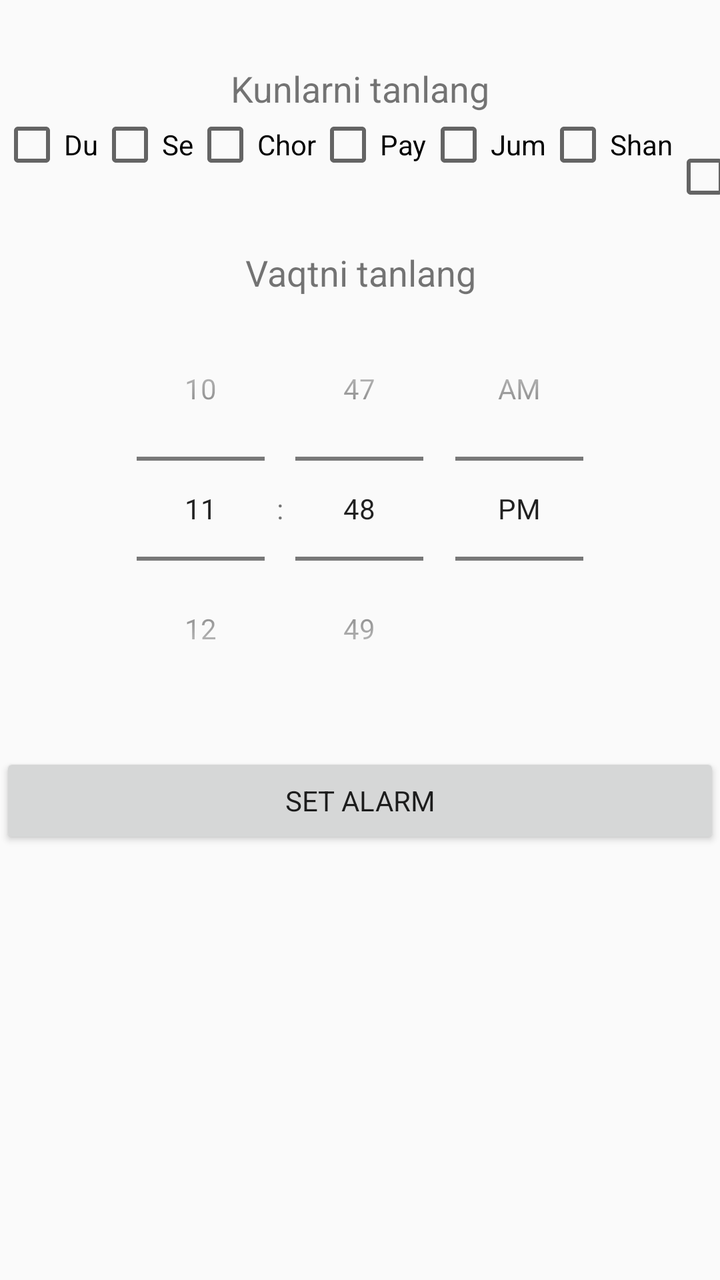
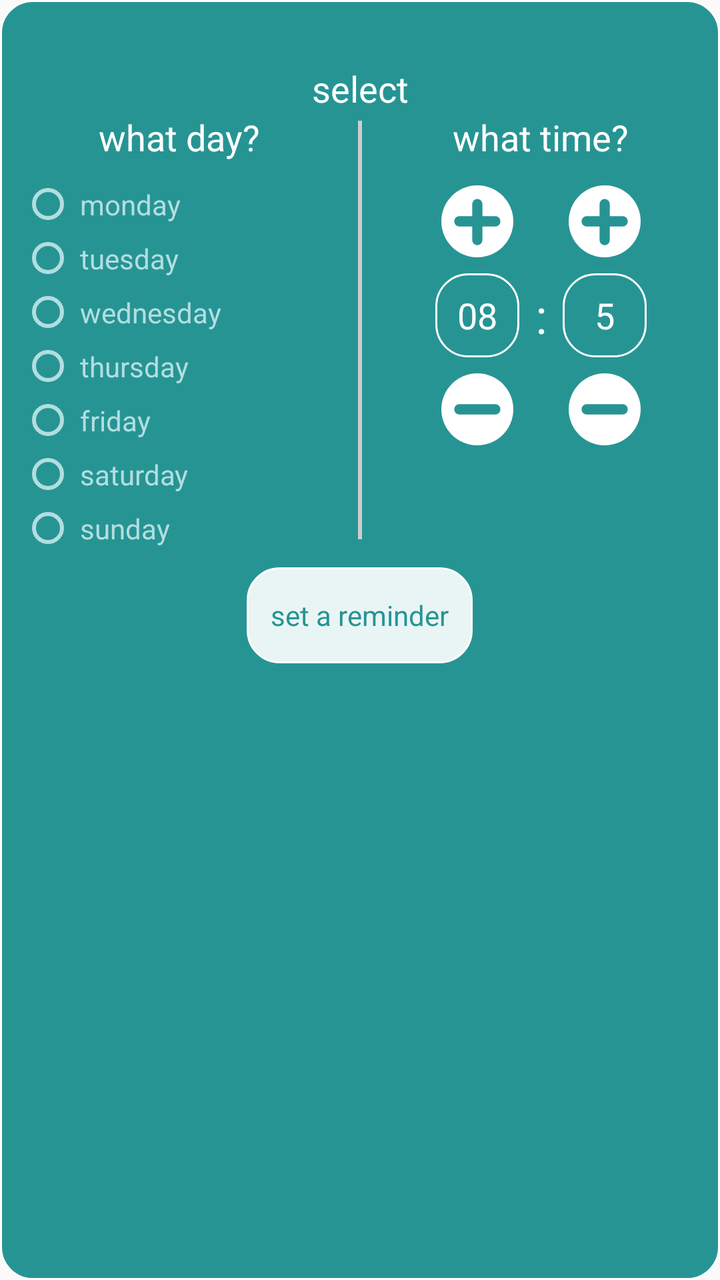

Two renders of the same Android screen: before a commit and after it. Below are the layout's source before the change and the commit's diff.
<!-- AndroidManifest.xml: application theme Theme.CheckEyesight -->
<!-- res/layout/custom_dialog_alarm.xml -->
<?xml version="1.0" encoding="utf-8"?>
<LinearLayout xmlns:android="http://schemas.android.com/apk/res/android"
    android:layout_width="match_parent"
    android:layout_height="match_parent"
    android:orientation="vertical">

    <TextView
        android:layout_width="match_parent"
        android:layout_height="wrap_content"
        android:layout_marginTop="32dp"
        android:gravity="center_horizontal"
        android:text="Kunlarni tanlang"
        android:textSize="18sp"

        />

    <LinearLayout
        android:layout_width="match_parent"
        android:layout_height="wrap_content"
        android:orientation="horizontal">

        <CheckBox
            android:id="@+id/checkbox_monday"
            android:layout_width="wrap_content"
            android:layout_height="wrap_content"
            android:text="Du" />

        <CheckBox
            android:id="@+id/checkbox_tuesday"
            android:layout_width="wrap_content"
            android:layout_height="wrap_content"
            android:text="Se" />

        <CheckBox
            android:id="@+id/checkbox_wednesday"
            android:layout_width="wrap_content"
            android:layout_height="wrap_content"
            android:text="Chor" />

        <CheckBox
            android:id="@+id/checkbox_thursday"
            android:layout_width="wrap_content"
            android:layout_height="wrap_content"
            android:text="Pay" />

        <CheckBox
            android:id="@+id/checkbox_friday"
            android:layout_width="wrap_content"
            android:layout_height="wrap_content"
            android:text="Jum" />

        <CheckBox
            android:id="@+id/checkbox_saturday"
            android:layout_width="wrap_content"
            android:layout_height="wrap_content"
            android:text="Shan" />

        <CheckBox
            android:id="@+id/checkbox_sunday"
            android:layout_width="wrap_content"
            android:layout_height="wrap_content"
            android:text="Yak" />


    </LinearLayout>

    <TextView
        android:layout_width="match_parent"
        android:layout_height="wrap_content"
        android:layout_marginTop="16dp"
        android:gravity="center_horizontal"
        android:text="Vaqtni tanlang"
        android:textSize="18sp"

        />

    <TimePicker
        android:id="@+id/time_picker"
        android:layout_width="wrap_content"
        android:layout_height="wrap_content"
        android:layout_gravity="center_horizontal"
        android:timePickerMode="spinner" />

    <Button
        android:id="@+id/btn_set_alarm"
        android:layout_width="match_parent"
        android:layout_height="wrap_content"
        android:layout_marginTop="16dp"
        android:text="set alarm" />

</LinearLayout>
<!-- resources referenced by this layout -->
<resources>
  <!-- unchanged entries left out for length: 3 -->
</resources>

<!-- the commit's change to res/layout/custom_dialog_alarm.xml (unified diff, before → after) -->
@@ -1,7 +1,9 @@
 <?xml version="1.0" encoding="utf-8"?>
 <LinearLayout xmlns:android="http://schemas.android.com/apk/res/android"
+    xmlns:app="http://schemas.android.com/apk/res-auto"
     android:layout_width="match_parent"
     android:layout_height="match_parent"
+    android:background="@drawable/btn_background_selected"
     android:orientation="vertical">
 
     <TextView
@@ -9,83 +11,293 @@
         android:layout_height="wrap_content"
         android:layout_marginTop="32dp"
         android:gravity="center_horizontal"
-        android:text="Kunlarni tanlang"
+        android:text="@string/select"
         android:textSize="18sp"
+        android:textColor="@color/white"
 
         />
 
     <LinearLayout
         android:layout_width="match_parent"
         android:layout_height="wrap_content"
-        android:orientation="horizontal">
-
-        <CheckBox
-            android:id="@+id/checkbox_monday"
-            android:layout_width="wrap_content"
+        android:weightSum="2"
+
+        >
+
+        <LinearLayout
+            android:layout_width="match_parent"
             android:layout_height="wrap_content"
-            android:text="Du" />
-
-        <CheckBox
-            android:id="@+id/checkbox_tuesday"
-            android:layout_width="wrap_content"
+            android:layout_weight="1"
+            android:orientation="vertical"
+            >
+            <TextView
+                android:layout_width="match_parent"
+                android:layout_height="wrap_content"
+                android:gravity="center_horizontal"
+                android:text="@string/which_day"
+                android:textColor="@color/white"
+                android:textSize="18sp"
+                android:layout_marginBottom="12dp"
+
+                />
+
+
+            <LinearLayout
+                android:layout_width="match_parent"
+                android:layout_height="wrap_content"
+                android:layout_marginStart="16dp"
+                android:layout_marginEnd="16dp"
+                android:orientation="vertical"
+
+                >
+
+                <CheckBox
+                    android:id="@+id/checkbox_monday"
+                    android:layout_width="wrap_content"
+                    android:layout_height="wrap_content"
+                    android:layout_marginBottom="8dp"
+                    android:button="@drawable/checkbox_circle"
+                    android:paddingStart="8dp"
+                    android:text="@string/monday"
+                    android:textSize="14sp"
+                    android:textColor="@drawable/checkbox_text_color"
+
+
+                    />
+
+                <CheckBox
+                    android:id="@+id/checkbox_tuesday"
+                    android:layout_width="wrap_content"
+                    android:layout_height="wrap_content"
+                    android:layout_marginBottom="8dp"
+                    android:button="@drawable/checkbox_circle"
+                    android:paddingStart="8dp"
+                    android:text="@string/tuesday"
+                    android:textSize="14sp"
+                    android:textColor="@drawable/checkbox_text_color"
+
+                    />
+
+                <CheckBox
+                    android:id="@+id/checkbox_wednesday"
+                    android:layout_width="wrap_content"
+                    android:layout_height="wrap_content"
+                    android:layout_marginBottom="8dp"
+                    android:button="@drawable/checkbox_circle"
+                    android:paddingStart="8dp"
+                    android:text="@string/wednesday"
+                    android:textSize="14sp"
+                    android:textColor="@drawable/checkbox_text_color"
+
+                    />
+
+                <CheckBox
+                    android:id="@+id/checkbox_thursday"
+                    android:layout_width="wrap_content"
+                    android:layout_height="wrap_content"
+                    android:layout_marginBottom="8dp"
+                    android:button="@drawable/checkbox_circle"
+                    android:paddingStart="8dp"
+                    android:text="@string/thursday"
+                    android:textSize="14sp"
+                    android:textColor="@drawable/checkbox_text_color"
+
+                    />
+
+                <CheckBox
+                    android:id="@+id/checkbox_friday"
+                    android:layout_width="wrap_content"
+                    android:layout_height="wrap_content"
+                    android:layout_marginBottom="8dp"
+                    android:button="@drawable/checkbox_circle"
+                    android:paddingStart="8dp"
+                    android:text="@string/friday"
+                    android:textSize="14sp"
+                    android:textColor="@drawable/checkbox_text_color"
+
+                    />
+
+                <CheckBox
+                    android:id="@+id/checkbox_saturday"
+                    android:layout_width="wrap_content"
+                    android:layout_height="wrap_content"
+                    android:layout_marginBottom="8dp"
+                    android:button="@drawable/checkbox_circle"
+                    android:paddingStart="8dp"
+                    android:text="@string/saturday"
+                    android:textSize="14sp"
+                    android:textColor="@drawable/checkbox_text_color"
+
+                    />
+
+                <CheckBox
+                    android:id="@+id/checkbox_sunday"
+                    android:layout_width="wrap_content"
+                    android:layout_height="wrap_content"
+                    android:button="@drawable/checkbox_circle"
+                    android:paddingStart="8dp"
+                    android:text="@string/sunday"
+                    android:textSize="14sp"
+                    android:textColor="@drawable/checkbox_text_color"
+
+                    />
+
+
+            </LinearLayout>
+
+
+
+        </LinearLayout>
+        <View
+            android:layout_width="2dp"
+            android:layout_height="match_parent"
+            android:background="#CCCCCC"
+            android:layout_marginTop="4dp"
+            android:layout_marginBottom="4dp"
+            />
+
+        <LinearLayout
+            android:layout_width="match_parent"
             android:layout_height="wrap_content"
-            android:text="Se" />
-
-        <CheckBox
-            android:id="@+id/checkbox_wednesday"
-            android:layout_width="wrap_content"
-            android:layout_height="wrap_content"
-            android:text="Chor" />
-
-        <CheckBox
-            android:id="@+id/checkbox_thursday"
-            android:layout_width="wrap_content"
-            android:layout_height="wrap_content"
-            android:text="Pay" />
-
-        <CheckBox
-            android:id="@+id/checkbox_friday"
-            android:layout_width="wrap_content"
-            android:layout_height="wrap_content"
-            android:text="Jum" />
-
-        <CheckBox
-            android:id="@+id/checkbox_saturday"
-            android:layout_width="wrap_content"
-            android:layout_height="wrap_content"
-            android:text="Shan" />
-
-        <CheckBox
-            android:id="@+id/checkbox_sunday"
-            android:layout_width="wrap_content"
-            android:layout_height="wrap_content"
-            android:text="Yak" />
+            android:layout_weight="1"
+            android:orientation="vertical"
+
+            >
+
+            <TextView
+                android:layout_width="match_parent"
+                android:layout_height="wrap_content"
+                android:gravity="center_horizontal"
+                android:text="@string/which_time"
+                android:textSize="18sp"
+                android:layout_marginBottom="12dp"
+                android:textColor="@color/white"
+
+                />
+
+            <LinearLayout
+                android:layout_width="wrap_content"
+                android:layout_height="wrap_content"
+                android:gravity="center"
+                android:orientation="horizontal"
+
+                android:layout_gravity="center_horizontal"
+                >
+
+                
+                <LinearLayout
+                    android:layout_width="wrap_content"
+                    android:layout_height="wrap_content"
+                    android:gravity="center"
+                    android:orientation="vertical">
+
+                    <ImageButton
+                        android:id="@+id/btnHourPlus"
+                        android:layout_width="36dp"
+                        android:layout_height="36dp"
+                        android:background="?attr/selectableItemBackgroundBorderless"
+                        android:scaleType="centerInside"
+                        android:src="@drawable/ic_plus" />
+
+                    <EditText
+                        android:id="@+id/tvHour"
+                        android:layout_width="42dp"
+                        android:layout_height="42dp"
+                        android:gravity="center"
+                        android:inputType="number"
+                        android:background="@drawable/bg_language_unselect"
+                        android:textColor="@color/white"
+                        android:layout_marginVertical="8dp"
+                        android:text="08"
+                        android:textSize="18sp" />
+
+                    <ImageButton
+                        android:id="@+id/btnHourMinus"
+                        android:layout_width="36dp"
+                        android:layout_height="36dp"
+                        android:background="?attr/selectableItemBackgroundBorderless"
+                        android:scaleType="centerInside"
+                        android:src="@drawable/ic_minus" />
+                </LinearLayout>
+
+                <TextView
+                    android:layout_width="wrap_content"
+                    android:layout_height="wrap_content"
+                    android:paddingHorizontal="8dp"
+                    android:text=":"
+                    android:textColor="@color/white"
+                    android:textSize="24sp" />
+
+                
+                <LinearLayout
+                    android:layout_width="wrap_content"
+                    android:layout_height="wrap_content"
+                    android:gravity="center"
+                    android:orientation="vertical">
+
+                    <ImageButton
+                        android:id="@+id/btnMinutePlus"
+                        android:layout_width="36dp"
+                        android:layout_height="36dp"
+                        android:background="?attr/selectableItemBackgroundBorderless"
+                        android:scaleType="centerInside"
+                        android:src="@drawable/ic_plus" />
+
+                    <EditText
+                        android:id="@+id/tvMinute"
+                        android:layout_width="42dp"
+                        android:layout_height="42dp"
+                        android:gravity="center"
+                        android:inputType="number"
+                        android:text="5"
+                        android:textColor="@color/white"
+                        android:textSize="18sp"
+                        android:background="@drawable/bg_language_unselect"
+                        android:layout_marginVertical="8dp"
+                        />
+
+
+                    <ImageButton
+                        android:id="@+id/btnMinuteMinus"
+                        android:layout_width="36dp"
+                        android:layout_height="36dp"
+                        android:background="?attr/selectableItemBackgroundBorderless"
+                        android:scaleType="centerInside"
+                        android:src="@drawable/ic_minus" />
+                </LinearLayout>
+
+            </LinearLayout>
+
+
+        </LinearLayout>
+
+
+
 
 
     </LinearLayout>
 
-    <TextView
-        android:layout_width="match_parent"
-        android:layout_height="wrap_content"
-        android:layout_marginTop="16dp"
-        android:gravity="center_horizontal"
-        android:text="Vaqtni tanlang"
-        android:textSize="18sp"
-
-        />
-
-    <TimePicker
-        android:id="@+id/time_picker"
-        android:layout_width="wrap_content"
-        android:layout_height="wrap_content"
-        android:layout_gravity="center_horizontal"
-        android:timePickerMode="spinner" />
+
+
+
+
 
     <Button
         android:id="@+id/btn_set_alarm"
-        android:layout_width="match_parent"
-        android:layout_height="wrap_content"
+        style="?android:attr/buttonBarButtonStyle"
+        android:layout_width="wrap_content"
+        android:layout_height="48dp"
+        android:layout_gravity="center_horizontal"
+        android:layout_marginVertical="10dp"
         android:layout_marginTop="16dp"
-        android:text="set alarm" />
+        android:background="@drawable/btn_background_unselected"
+        android:minHeight="32sp"
+        android:paddingHorizontal="12dp"
+        android:text="@string/set_alarm"
+        android:textAllCaps="false"
+        android:textColor="@color/dark_and_light"
+        android:textSize="14sp"
+
+        />
 
 </LinearLayout>
<!-- resource entries referenced after the edit -->
@@ -1,5 +1,146 @@
 <!-- resources referenced by this layout -->
 <resources>
+  <color name="dark_and_light">#279494</color>
+  <color name="white">#FFFFFFFF</color>
+  <!-- drawable bg_language_unselect (drawable) -->
+  <?xml version="1.0" encoding="utf-8"?>
+  <shape xmlns:android="http://schemas.android.com/apk/res/android">
+      <corners android:radius="16dp" />
+      <solid android:color="@color/dark_night" />
+      <stroke
+          android:width="1sp"
+          android:color="@color/white" />
+  </shape>
+  <!-- drawable btn_background_selected (drawable) -->
+  <?xml version="1.0" encoding="utf-8"?>
+  <shape xmlns:android="http://schemas.android.com/apk/res/android">
+      <corners android:radius="16dp" />
+      <padding
+          android:bottom="0dp"
+          android:left="0dp"
+          android:right="0dp"
+          android:top="0dp" />
+  
+      <solid android:color="@color/dark_night" />
+      <size android:height="20dp" />
+      <stroke
+          android:width="1sp"
+          android:color="@color/white" />
+  </shape>
+  <!-- drawable btn_background_unselected (drawable) -->
+  <?xml version="1.0" encoding="utf-8"?>
+  <shape xmlns:android="http://schemas.android.com/apk/res/android">
+      <corners android:radius="16dp" />
+      <padding
+          android:bottom="0dp"
+          android:left="0dp"
+          android:right="0dp"
+          android:top="0dp" />
+  
+      <solid android:color="@color/light_and_dark" />
+      <size android:height="20dp" />
+  
+      <stroke
+          android:width="1sp"
+          android:color="@color/white" />
+  </shape>
+  <!-- drawable checkbox_circle (drawable) -->
+  <selector xmlns:android="http://schemas.android.com/apk/res/android">
+  
+      <item android:state_checked="true">
+          <shape android:layout_width="wrap_content" android:shape="oval">
+              <solid android:color="@color/white" />
+              <size android:width="16dp" android:height="16dp" />
+          </shape>
+      </item>
+  
+      <item>
+          <shape android:shape="oval">
+              <stroke
+                  android:width="2dp"
+                  android:color="@color/pale_green"/>
+              <solid android:color="@android:color/transparent"/>
+              <size android:width="16dp" android:height="16dp"/>
+          </shape>
+      </item>
+  
+  </selector>
+  <!-- drawable checkbox_text_color (drawable) -->
+  <?xml version="1.0" encoding="utf-8"?>
+  <selector xmlns:android="http://schemas.android.com/apk/res/android">
+  
+      
+      <item android:state_checked="true"
+          android:color="@color/white" />
+  
+      
+      <item
+          android:color="@color/pale_green" />
+  
+  </selector>
+  <!-- drawable ic_minus (drawable) -->
+  <vector xmlns:android="http://schemas.android.com/apk/res/android"
+      android:width="282dp"
+      android:height="282dp"
+      android:viewportWidth="282"
+      android:viewportHeight="282">
+    <group>
+      <clip-path
+          android:pathData="M0,0h282v282h-282z"/>
+      <path
+          android:pathData="M141,282C218.87,282 282,218.87 282,141C282,63.13 218.87,0 141,0C63.13,0 0,63.13 0,141C0,218.87 63.13,282 141,282Z"
+          android:fillColor="@color/white"/>
+      <path
+          android:pathData="M211.5,141H70.5"
+          android:strokeLineJoin="round"
+          android:strokeWidth="40"
+          android:fillColor="#00000000"
+          android:strokeColor="#279494"
+          android:strokeLineCap="round"/>
+    </group>
+  </vector>
+  <!-- drawable ic_plus (drawable) -->
+  <vector xmlns:android="http://schemas.android.com/apk/res/android"
+      android:width="282dp"
+      android:height="282dp"
+      android:viewportWidth="282"
+      android:viewportHeight="282">
+    <group>
+      <clip-path
+          android:pathData="M0,0h282v282h-282z"/>
+      <path
+          android:pathData="M141,282C218.87,282 282,218.87 282,141C282,63.13 218.87,0 141,0C63.13,0 0,63.13 0,141C0,218.87 63.13,282 141,282Z"
+          android:fillColor="@color/white"/>
+      <path
+          android:pathData="M141,73.32V214.32"
+          android:strokeLineJoin="round"
+          android:strokeWidth="40"
+          android:fillColor="#00000000"
+          android:strokeColor="#279494"
+          android:strokeLineCap="round"/>
+      <path
+          android:pathData="M211.5,141H70.5"
+          android:strokeLineJoin="round"
+          android:strokeWidth="40"
+          android:fillColor="#00000000"
+          android:strokeColor="#279494"
+          android:strokeLineCap="round"/>
+    </group>
+  </vector>
+  <string name="friday">friday</string>
+  <string name="monday">monday</string>
+  <string name="saturday">saturday</string>
+  <string name="select">select</string>
+  <string name="set_alarm">set a reminder</string>
+  <string name="sunday">sunday</string>
+  <string name="thursday">thursday</string>
+  <string name="tuesday">tuesday</string>
+  <string name="wednesday">wednesday</string>
+  <string name="which_day">what day?</string>
+  <string name="which_time">what time?</string>
+  <color name="dark_night">#279494</color>
+  <color name="light_and_dark">#E9F5F5</color>
+  <color name="pale_green">#B2DEE0</color>
   <!-- unchanged entries left out for length: 3 -->
 </resources>
 
